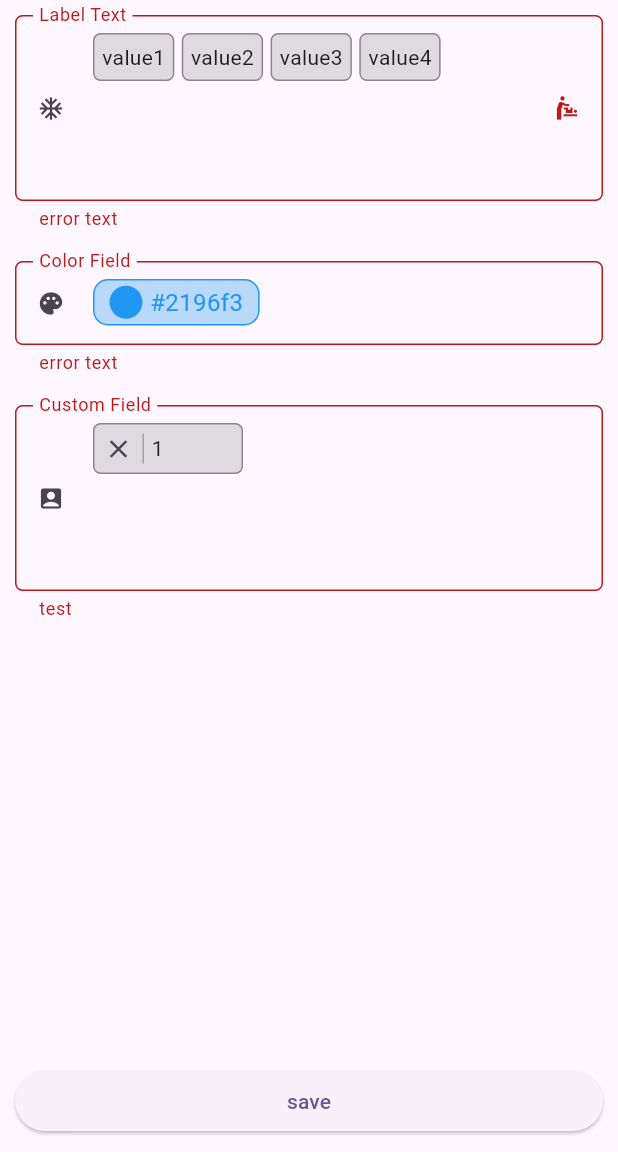
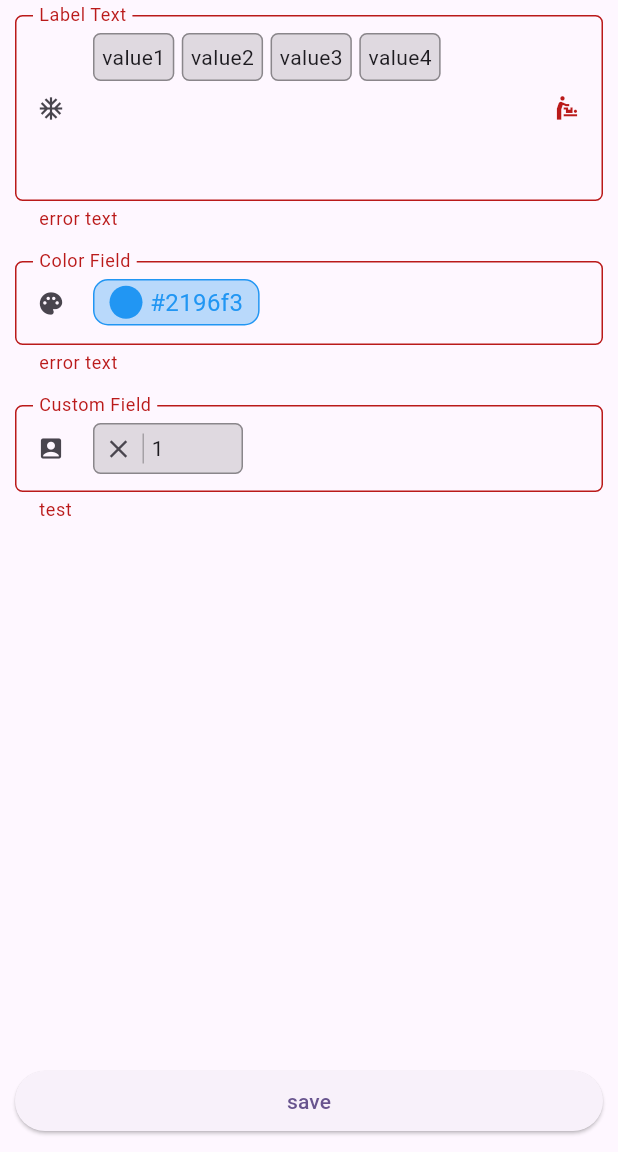
Before and after one commit to semutKecil/any_field, a Flutter app: the screen it shows after launch, on a phone screen of 412 x 824 dp, the part 84-1236 px from its top. Run offline on Flutter 3.47's test engine with Material 3 defaults, Android fonts, the phone set to English and light mode, and no system bars; our stand-ins replace flutter_bloc.

Commit message:
fix minheight to 32 when null

```diff
--- a/example/lib/main.dart
+++ b/example/lib/main.dart
@@ -197,7 +197,7 @@ class _MyHomePageState extends State<MyHomePage> {
                             prefixIcon: Icon(Icons.account_box),
                           ),
                           maxHeight: 250,
-                          minHeight: 100,
+                          // minHeight: 100,
                           onTap: (value) async {
                             await showDialog(
                               context: context,
--- a/lib/any_field.dart
+++ b/lib/any_field.dart
@@ -210,7 +210,10 @@ class _AnyFieldState<T> extends State<AnyField<T>> {
                                   maxHeight: widget.minHeight!,
                                 )
                               : widget.maxHeight != null
-                              ? BoxConstraints(maxHeight: widget.maxHeight!)
+                              ? BoxConstraints(
+                                  maxHeight: widget.maxHeight!,
+                                  minHeight: 32,
+                                )
                               : null),
                     child: isValueEmpty(state)
                         ? SizedBox.shrink()
--- a/pubspec.yaml
+++ b/pubspec.yaml
@@ -1,6 +1,6 @@
 name: any_field
 description: "A flexible Flutter input field widget that can display arbitrary content while maintaining the look and feel of a TextField."
-version: 0.1.1
+version: 0.1.2
 homepage: "https://github.com/semutKecil/any_field"
 topics:
   - custom-field
```
Also changed, not shown: 2 other files.
